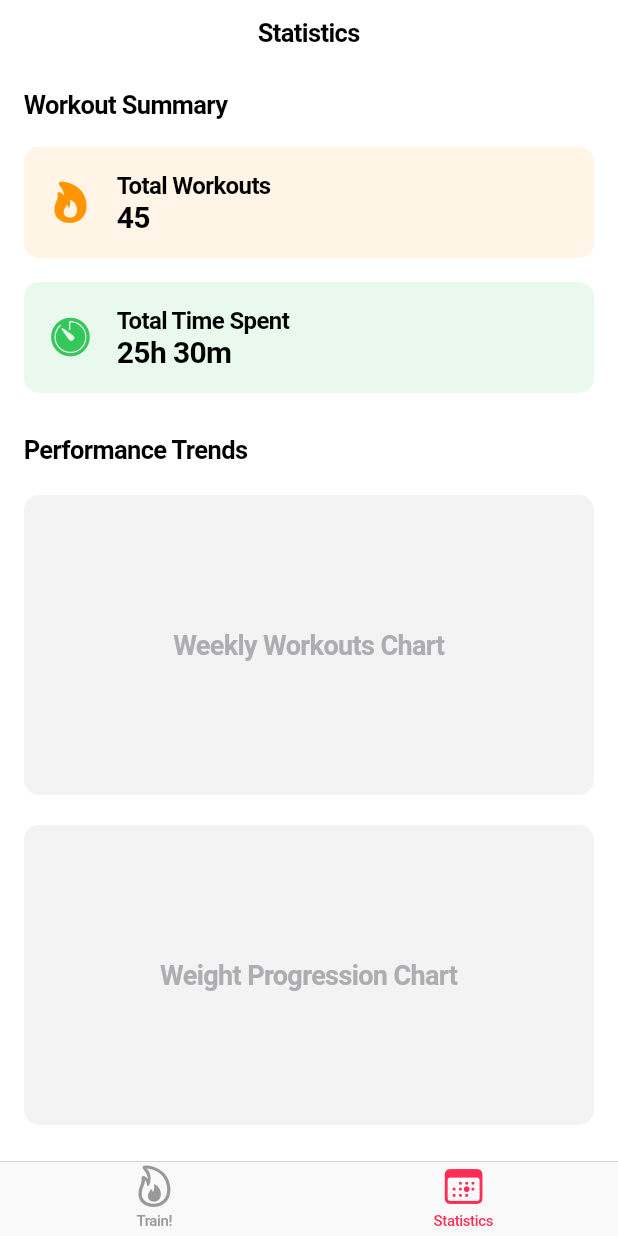
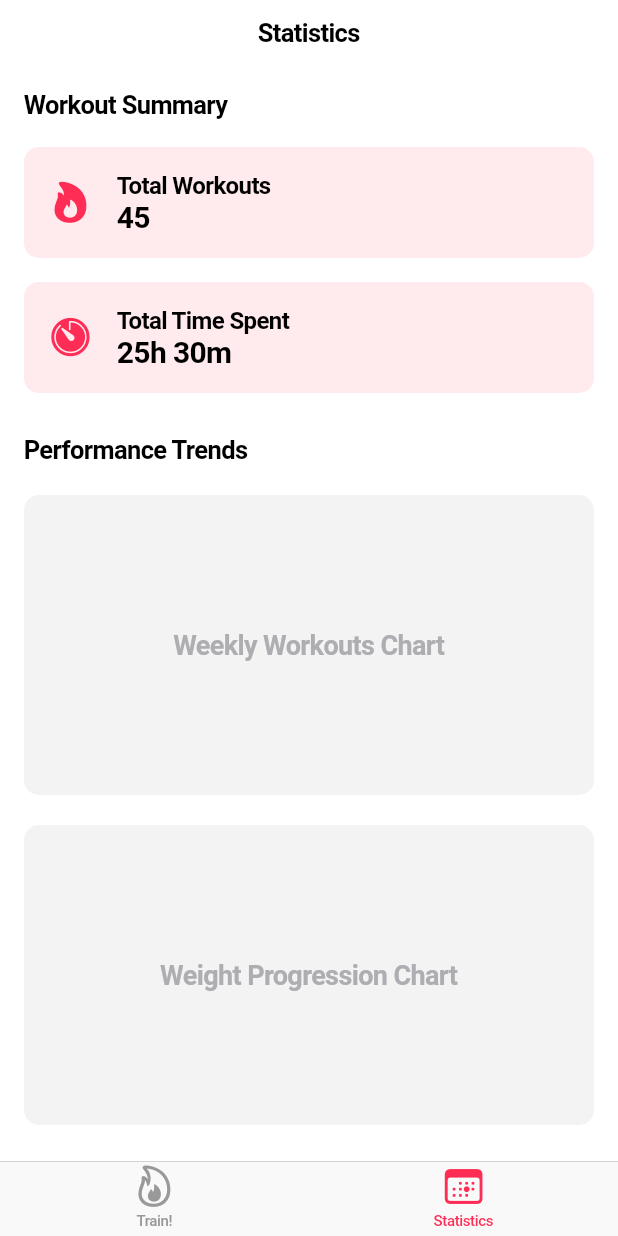
Before and after one commit to ChabanovX/gym-tracker, a Flutter app: the screen it shows after launch, after a tap on "Statistics", on a phone screen of 412 x 824 dp. Run offline on Flutter 3.47's test engine with Material 3 defaults, Android fonts, the phone set to English and light mode, and no system bars.

Commit message:
Design Fix v2

```diff
--- a/lib/main.dart
+++ b/lib/main.dart
@@ -9,6 +9,7 @@ class MainApp extends StatelessWidget {
   @override
   Widget build(BuildContext context) {
     return const CupertinoApp(
+      debugShowCheckedModeBanner: false,
       theme: CupertinoThemeData(
         brightness: Brightness.light,
         primaryColor: CupertinoColors.systemPink,
@@ -47,5 +48,7 @@ class RootPage extends StatelessWidget {
 }
 
 void main() {
-  runApp(const MainApp());
+  runApp(
+    MainApp(),
+  );
 }
--- a/lib/pages/stats_page.dart
+++ b/lib/pages/stats_page.dart
@@ -26,13 +26,13 @@ class StatisticsPage extends StatelessWidget {
                 title: 'Total Workouts',
                 value: '45',
                 icon: CupertinoIcons.flame_fill,
-                color: CupertinoColors.activeOrange,
+                color: CupertinoColors.systemPink,
               ),
               _buildSummaryTile(
                 title: 'Total Time Spent',
                 value: '25h 30m',
                 icon: CupertinoIcons.timer_fill,
-                color: CupertinoColors.activeGreen,
+                color: CupertinoColors.systemPink,
               ),
               const SizedBox(height: 20),
 
```
Also changed, not shown: Shot.png (added), 1 other file.
